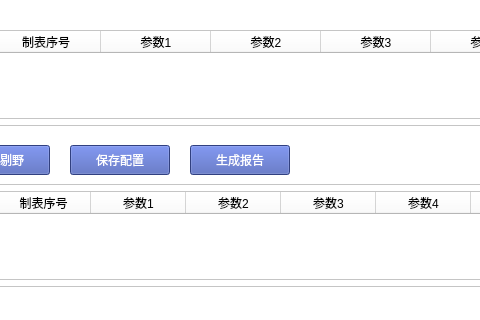
Before: the Qt Designer form interface.ui in Shen-LW/analysis_xp, drawn with Qt 5; both pictures show x 679 to 1159 and y 307 to 627 of the 1319 by 828 pixel window.
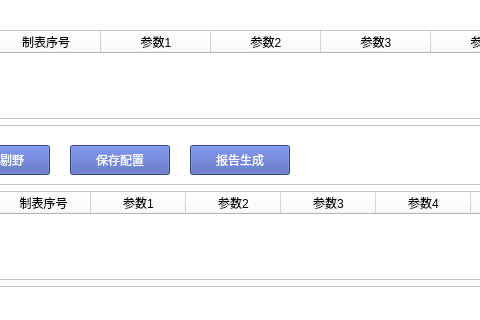
After: the same form once the commit is applied.

```diff
--- a/interface.ui
+++ b/interface.ui
@@ -543,7 +543,7 @@
 font: 10pt &quot;Microsoft YaHei UI&quot;;</string>
        </property>
        <property name="text">
-        <string>生成报告</string>
+        <string>报告生成</string>
        </property>
       </widget>
       <widget class="QPushButton" name="auto_choice_btn">
```
